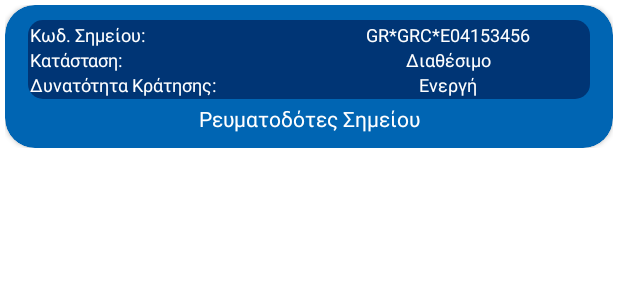
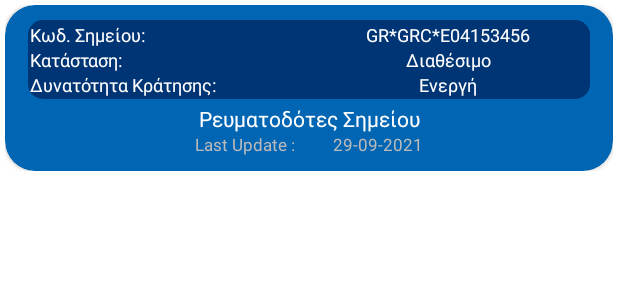
Before and after one commit to Karageorgiou/reCharge-android, an Android app: the layout parent_item.xml on its own in the app's theme, with its tools: preview values and no code run, on a phone screen of 412 x 824 dp. Shown: the top 300 px of the screen. Run offline under Robolectric (Android 15) with nearby library versions, the phone set to English and light mode, and no system bars; network calls fail.

Commit message:
changed connector view info & fixed update dates

```diff
--- a/app/build.gradle
+++ b/app/build.gradle
@@ -30,7 +30,7 @@ android {
 
 dependencies {
 
-    implementation 'androidx.appcompat:appcompat:1.4.1'
+    implementation 'androidx.appcompat:appcompat:1.5.1'
     implementation 'com.google.android.material:material:1.6.1'
     implementation 'androidx.constraintlayout:constraintlayout:2.1.4'
     implementation 'androidx.preference:preference:1.1.1'
--- a/app/src/main/java/gr/gov/yme/models/feature/Properties.java
+++ b/app/src/main/java/gr/gov/yme/models/feature/Properties.java
@@ -14,6 +14,9 @@ public class Properties {
     @SerializedName("Provider")
     @Expose
     public String provider;
+    @SerializedName("LocationName")
+    @Expose
+    public String locationName;
     @SerializedName("Forecolor")
     @Expose
     public String forecolor;
--- a/app/src/main/java/gr/gov/yme/util/ConnectorItemAdapter.java
+++ b/app/src/main/java/gr/gov/yme/util/ConnectorItemAdapter.java
@@ -96,6 +96,7 @@ public class ConnectorItemAdapter extends RecyclerView.Adapter<ConnectorItemAdap
         //String time = " ";
 
         connectorViewHolder.last_update_date.setText(newDate);
+        connectorViewHolder.last_update_date.setVisibility(View.INVISIBLE);
         //connectorViewHolder.last_update_time.setText(time);
 
     }
--- a/app/src/main/res/layout/info_window_layout.xml
+++ b/app/src/main/res/layout/info_window_layout.xml
@@ -85,6 +85,7 @@
 
                     <TextView
                         android:layout_width="wrap_content"
+                        android:visibility="invisible"
                         android:layout_height="wrap_content"
                         android:layout_marginHorizontal="5dp"
                         android:layout_marginVertical="1dp"
@@ -93,6 +94,7 @@
 
                     <TextView
                         android:id="@+id/iw_status"
+                        android:visibility="invisible"
                         android:layout_width="wrap_content"
                         android:layout_height="wrap_content"
                         android:layout_marginHorizontal="5dp"
--- a/app/src/main/res/layout/parent_item.xml
+++ b/app/src/main/res/layout/parent_item.xml
@@ -117,6 +117,7 @@
                 app:layout_constraintTop_toBottomOf="@id/table2" />
 
             <LinearLayout
+                android:id="@+id/linear5"
                 android:layout_width="wrap_content"
                 android:layout_height="wrap_content"
                 android:orientation="vertical"
@@ -130,7 +131,32 @@
                     android:layout_width="wrap_content"
                     android:layout_height="wrap_content"
                     android:scrollbarAlwaysDrawHorizontalTrack="true"
-                    android:scrollbarSize="3dp" />
+                    android:scrollbarSize="5dp"
+                    android:scrollbars="horizontal"/>
+            </LinearLayout>
+            <LinearLayout
+                app:layout_constraintTop_toBottomOf="@id/linear5"
+                app:layout_constraintEnd_toEndOf="parent"
+                app:layout_constraintStart_toStartOf="parent"
+                android:id="@+id/linear6"
+                android:layout_width="wrap_content"
+                android:layout_height="wrap_content"
+                android:orientation="horizontal">
+                <TextView
+                    android:layout_width="wrap_content"
+                    android:layout_height="wrap_content"
+                    android:paddingHorizontal="2dp"
+                    android:text="Last Update :        "
+                    android:textColor="#BBBBBB"
+                    android:textSize="11sp" />
+                <TextView
+                    android:id="@+id/evse_last_updated_date"
+                    android:layout_width="wrap_content"
+                    android:layout_height="wrap_content"
+                    android:paddingHorizontal="2dp"
+                    android:text="29-09-2021"
+                    android:textColor="#BBBBBB"
+                    android:textSize="11sp" />
             </LinearLayout>
 
         </androidx.constraintlayout.widget.ConstraintLayout>
```
Also changed, not shown: app/src/main/java/gr/gov/yme/activities/MapActivity.java (+63 -135 lines), app/src/main/java/gr/gov/yme/sqlite/CustomSQLiteHelper.java (added, +84 -0 lines), app/src/main/java/gr/gov/yme/util/EvseItemAdapter.java (+35 -0 lines), app/src/main/res/layout/child_item.xml (+3 -15 lines).
